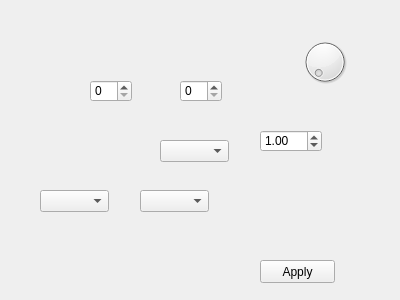
Old version of the form properties.ui in the repository caronnee/pdfeditor.
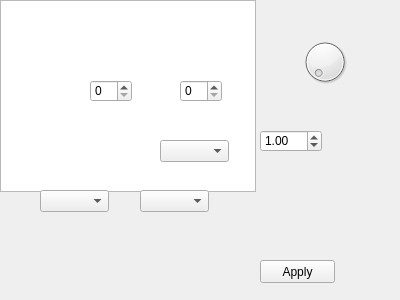
New version of the form.

What changed in the file:
```diff
--- a/properties.ui
+++ b/properties.ui
@@ -13,6 +13,16 @@
   <property name="windowTitle">
    <string>Form</string>
   </property>
+ <widget class="QTableWidget" name="tm">
+   <property name="rowCount">
+  	<number>6</number>
+   </property>
+   <property name="columnCount">
+  	<number>6</number>
+   </property>
+  </widget>
+  <widget class="QTextEdit" name="text">
+  </widget>
   <widget class="QSpinBox" name="xPosition">
    <property name="geometry">
     <rect>
```
